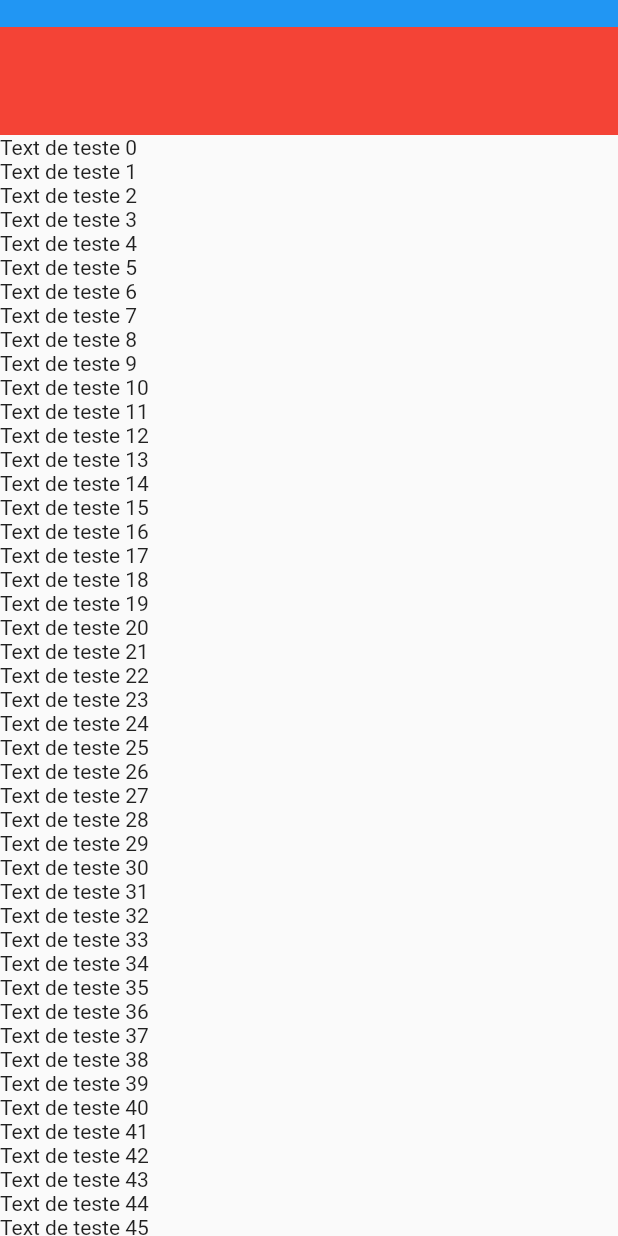
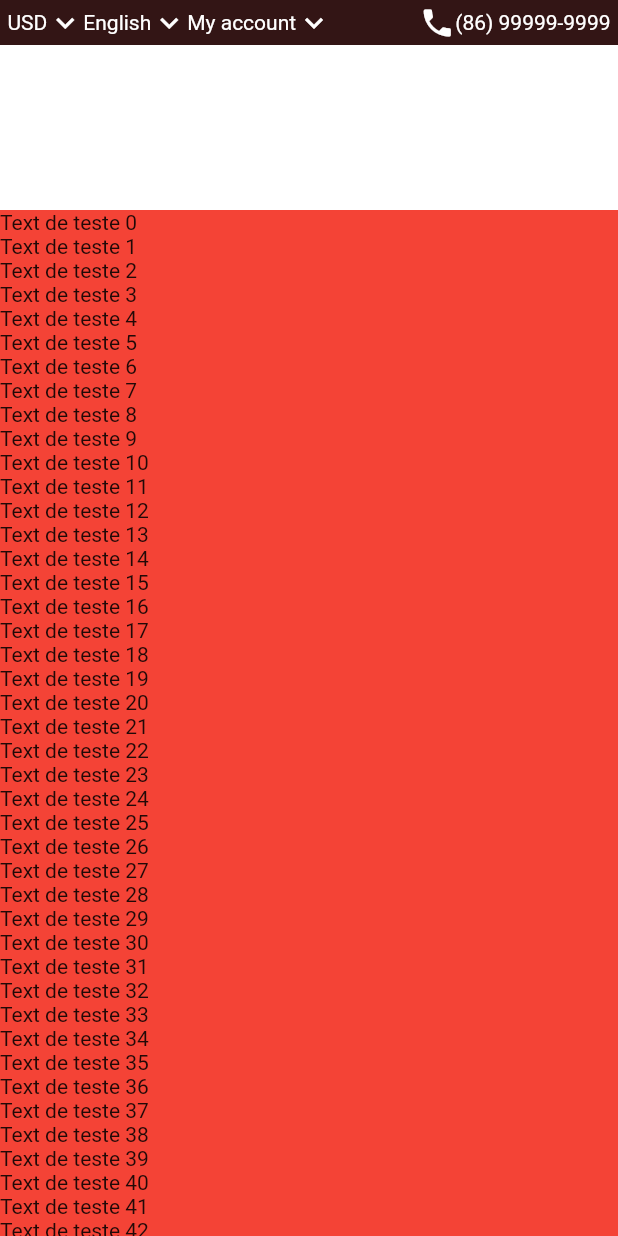
Before and after one commit to Mex978/kapas, a Flutter app: the screen it shows after launch, on a phone screen of 412 x 824 dp. Run offline on Flutter 3.47's test engine with Material 2 defaults, Android fonts, the phone set to English and light mode, and no system bars.

Commit message:
Inicio das alterações

```diff
--- a/lib/main.dart
+++ b/lib/main.dart
@@ -9,9 +9,7 @@ class MyApp extends StatelessWidget {
     return MaterialApp(
       debugShowCheckedModeBanner: false,
       home: HomeScreen(),
-      theme: ThemeData(
-        primarySwatch: Colors.blue,
-      ),
+      theme: ThemeData(primaryColor: Color(0xFF331515)),
     );
   }
 }
--- a/lib/screens/home_screen.dart
+++ b/lib/screens/home_screen.dart
@@ -1,4 +1,5 @@
 import 'package:flutter/material.dart';
+import 'package:kapas/widgets/custom_sliver_app_bar.dart';
 
 class HomeScreen extends StatelessWidget {
   @override
@@ -9,48 +10,18 @@ class HomeScreen extends StatelessWidget {
               headerSliverBuilder: (context, _) {
                 return <Widget>[
                   SliverPersistentHeader(
-                    delegate: CustomSliverBar(title: "Oi", expandedHeight: 90),
+                    delegate:
+                        CustomSliverAppBar(title: "Oi", expandedHeight: 140),
                     pinned: true,
                   )
                 ];
               },
-              body: ListView(
-                  children: List.generate(1000, (a) {
-                return Text("Text de teste $a");
-              })))),
+              body: Container(
+                  color: Colors.red,
+                  child: ListView(
+                      children: List.generate(1000, (a) {
+                    return Text("Text de teste $a");
+                  }))))),
     );
   }
 }
-
-class CustomSliverBar extends SliverPersistentHeaderDelegate {
-  final double expandedHeight;
-  final String title;
-  final List<Widget> actions;
-
-  CustomSliverBar({this.title, this.expandedHeight, this.actions});
-
-  @override
-  Widget build(
-      BuildContext context, double shrinkOffset, bool overlapsContent) {
-    return Stack(
-      children: <Widget>[
-        Container(
-          color: Colors.red,
-        ),
-        Container(
-          height: expandedHeight * 1 / 5,
-          color: Colors.blue,
-        ),
-      ],
-    );
-  }
-
-  @override
-  double get maxExtent => expandedHeight;
-
-  @override
-  double get minExtent => kToolbarHeight;
-
-  @override
-  bool shouldRebuild(SliverPersistentHeaderDelegate oldDelegate) => true;
-}
--- /dev/null
+++ b/lib/widgets/custom_drop_down.dart
@@ -0,0 +1,23 @@
+import 'package:flutter/material.dart';
+
+class CustomDropDown extends StatelessWidget {
+  final String content;
+
+  const CustomDropDown({Key key, this.content}) : super(key: key);
+
+  @override
+  Widget build(BuildContext context) {
+    return Row(
+      children: <Widget>[
+        Text(
+          content,
+          style: TextStyle(color: Colors.white),
+        ),
+        Icon(
+          Icons.keyboard_arrow_down,
+          color: Colors.white,
+        )
+      ],
+    );
+  }
+}
```
Also changed, not shown: lib/widgets/custom_sliver_app_bar.dart (added, +64 -0 lines).
